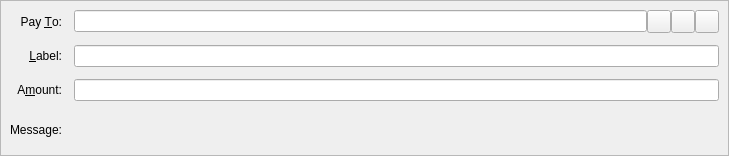
Before: the Qt Designer form src/qt/forms/sendcoinsentry.ui in bulwark-crypto/Bulwark, drawn with Qt 5.
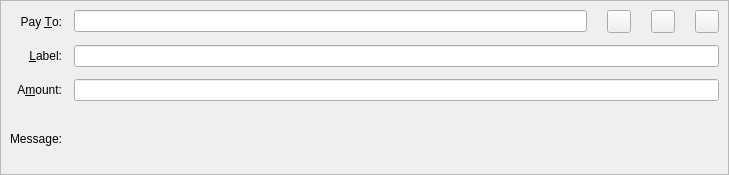
After: the same form once the commit is applied. Icons and pictures are not drawn. Custom widgets are drawn as their Qt base class.

Diff of the .ui file:
```diff
--- a/src/qt/forms/sendcoinsentry.ui
+++ b/src/qt/forms/sendcoinsentry.ui
@@ -7,7 +7,7 @@
     <x>0</x>
     <y>0</y>
     <width>729</width>
-    <height>156</height>
+    <height>175</height>
    </rect>
   </property>
   <property name="focusPolicy">
@@ -50,13 +50,41 @@
       </property>
       <item>
        <widget class="QValidatedLineEdit" name="payTo">
+        <property name="sizePolicy">
+         <sizepolicy hsizetype="Preferred" vsizetype="Maximum">
+          <horstretch>0</horstretch>
+          <verstretch>0</verstretch>
+         </sizepolicy>
+        </property>
         <property name="toolTip">
          <string>The Bulwark address to send the payment to</string>
         </property>
        </widget>
       </item>
+      <item>
+       <spacer name="horizontalSpacer">
+        <property name="orientation">
+         <enum>Qt::Horizontal</enum>
+        </property>
+        <property name="sizeType">
+         <enum>QSizePolicy::Maximum</enum>
+        </property>
+        <property name="sizeHint" stdset="0">
+         <size>
+          <width>20</width>
+          <height>20</height>
+         </size>
+        </property>
+       </spacer>
+      </item>
       <item>
        <widget class="QToolButton" name="addressBookButton">
+        <property name="sizePolicy">
+         <sizepolicy hsizetype="Maximum" vsizetype="Maximum">
+          <horstretch>0</horstretch>
+          <verstretch>0</verstretch>
+         </sizepolicy>
+        </property>
         <property name="toolTip">
          <string>Choose previously used address</string>
         </property>
@@ -72,8 +100,30 @@
         </property>
        </widget>
       </item>
+      <item>
+       <spacer name="horizontalSpacer_2">
+        <property name="orientation">
+         <enum>Qt::Horizontal</enum>
+        </property>
+        <property name="sizeType">
+         <enum>QSizePolicy::Maximum</enum>
+        </property>
+        <property name="sizeHint" stdset="0">
+         <size>
+          <width>20</width>
+          <height>20</height>
+         </size>
+        </property>
+       </spacer>
+      </item>
       <item>
        <widget class="QToolButton" name="pasteButton">
+        <property name="sizePolicy">
+         <sizepolicy hsizetype="Maximum" vsizetype="Maximum">
+          <horstretch>0</horstretch>
+          <verstretch>0</verstretch>
+         </sizepolicy>
+        </property>
         <property name="toolTip">
          <string>Paste address from clipboard</string>
         </property>
@@ -89,6 +139,22 @@
         </property>
        </widget>
       </item>
+      <item>
+       <spacer name="horizontalSpacer_3">
+        <property name="orientation">
+         <enum>Qt::Horizontal</enum>
+        </property>
+        <property name="sizeType">
+         <enum>QSizePolicy::Maximum</enum>
+        </property>
+        <property name="sizeHint" stdset="0">
+         <size>
+          <width>20</width>
+          <height>20</height>
+         </size>
+        </property>
+       </spacer>
+      </item>
       <item>
        <widget class="QToolButton" name="deleteButton">
         <property name="toolTip">
```
Left out of the diff: 122 changed lines with no effect on the pictures.
